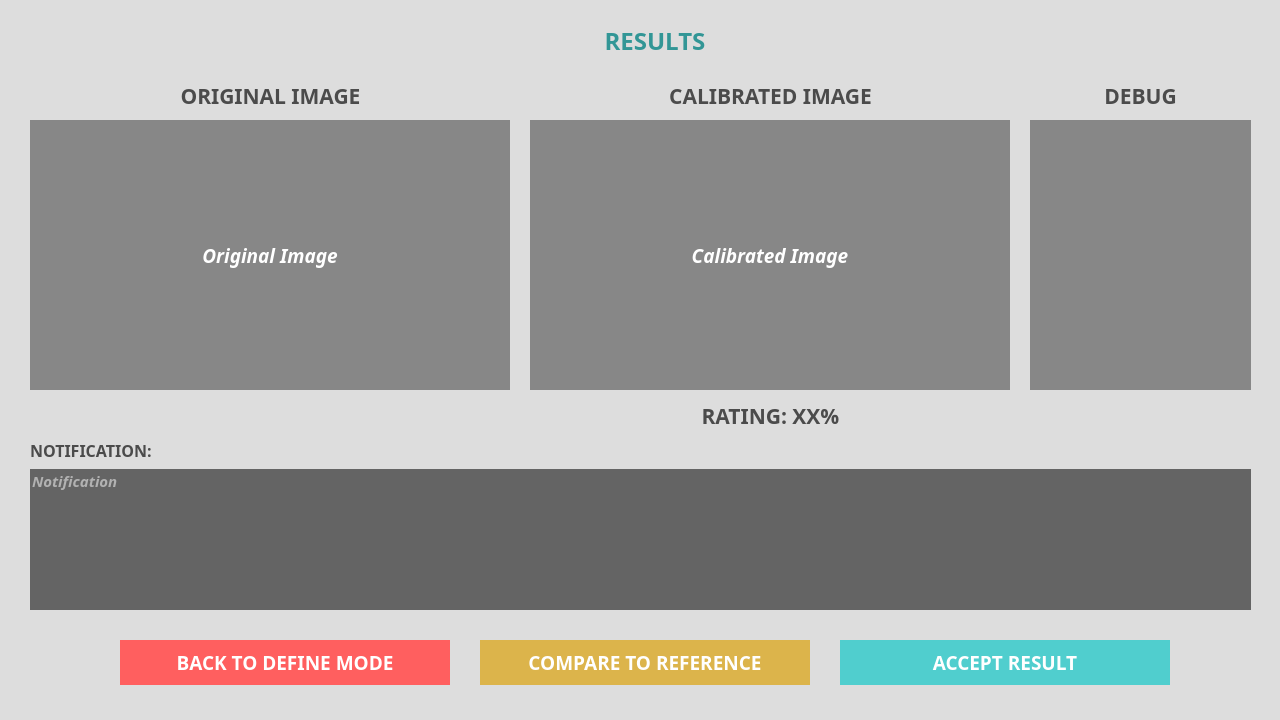
The window that gui_files/results-show.ui (ducpham2476/image_calibration) describes before a commit, drawn with Qt 5.
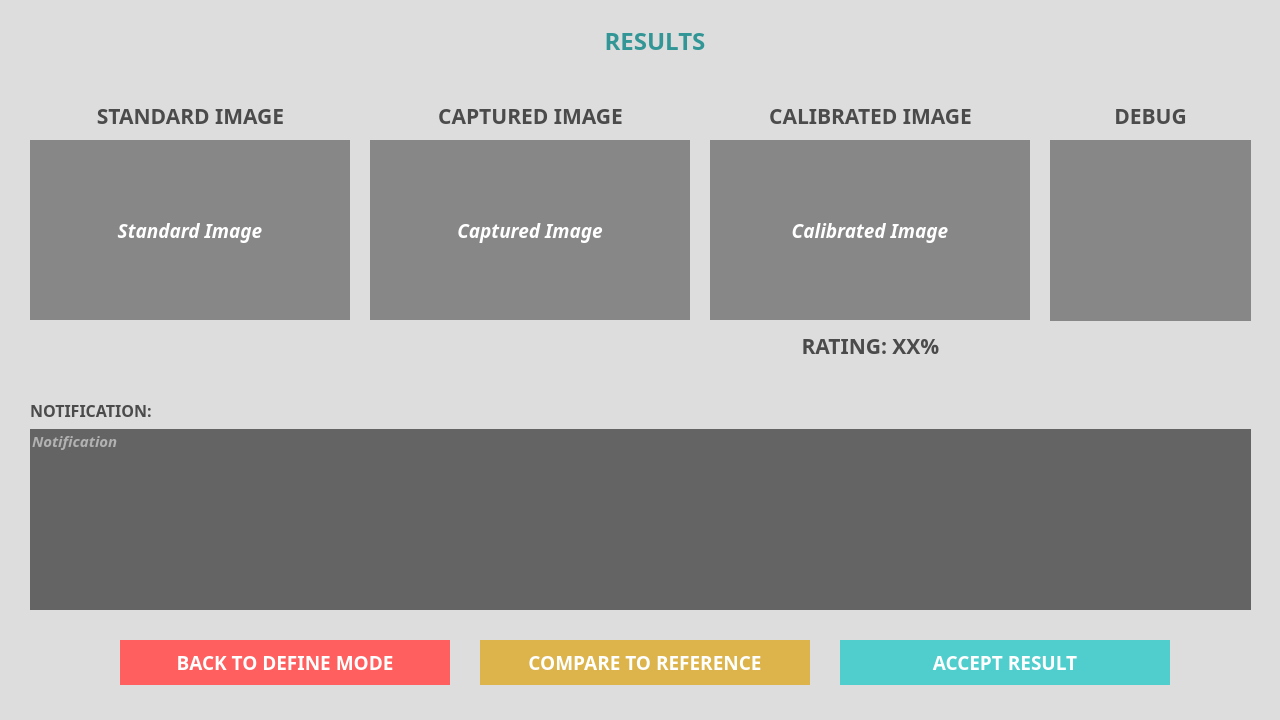
The same window after the commit.

The edit to the form file:
```diff
--- a/gui_files/results-show.ui
+++ b/gui_files/results-show.ui
@@ -705,13 +705,13 @@
      <string>COMPARE TO REFERENCE</string>
     </property>
    </widget>
-   <widget class="QLabel" name="original_image_disp">
+   <widget class="QLabel" name="standard_image_disp">
     <property name="geometry">
      <rect>
       <x>30</x>
-      <y>120</y>
-      <width>480</width>
-      <height>270</height>
+      <y>140</y>
+      <width>320</width>
+      <height>180</height>
      </rect>
     </property>
     <property name="minimumSize">
@@ -743,7 +743,7 @@
 color:rgb(255, 255, 255);</string>
     </property>
     <property name="text">
-     <string>Original Image</string>
+     <string>Standard Image</string>
     </property>
     <property name="scaledContents">
      <bool>true</bool>
@@ -755,10 +755,10 @@
    <widget class="QLabel" name="calib_image_disp">
     <property name="geometry">
      <rect>
-      <x>530</x>
-      <y>120</y>
-      <width>480</width>
-      <height>270</height>
+      <x>710</x>
+      <y>140</y>
+      <width>320</width>
+      <height>180</height>
      </rect>
     </property>
     <property name="minimumSize">
@@ -802,10 +802,10 @@
    <widget class="QListWidget" name="debug_list">
     <property name="geometry">
      <rect>
-      <x>1030</x>
-      <y>120</y>
-      <width>221</width>
-      <height>270</height>
+      <x>1050</x>
+      <y>140</y>
+      <width>201</width>
+      <height>181</height>
      </rect>
     </property>
     <property name="maximumSize">
@@ -823,8 +823,8 @@
     <property name="geometry">
      <rect>
       <x>30</x>
-      <y>80</y>
-      <width>481</width>
+      <y>100</y>
+      <width>321</width>
       <height>31</height>
      </rect>
     </property>
@@ -841,7 +841,7 @@
      <string notr="true">color: rgb(75, 75, 75);</string>
     </property>
     <property name="text">
-     <string>ORIGINAL IMAGE</string>
+     <string>STANDARD IMAGE</string>
     </property>
     <property name="alignment">
      <set>Qt::AlignCenter</set>
@@ -850,9 +850,9 @@
    <widget class="QLabel" name="calib_image_label">
     <property name="geometry">
      <rect>
-      <x>530</x>
-      <y>80</y>
-      <width>481</width>
+      <x>710</x>
+      <y>100</y>
+      <width>321</width>
       <height>31</height>
      </rect>
     </property>
@@ -878,9 +878,9 @@
    <widget class="QLabel" name="debug_label">
     <property name="geometry">
      <rect>
-      <x>1030</x>
-      <y>80</y>
-      <width>221</width>
+      <x>1050</x>
+      <y>100</y>
+      <width>201</width>
       <height>31</height>
      </rect>
     </property>
@@ -906,9 +906,9 @@
    <widget class="QLabel" name="calib_rate_label">
     <property name="geometry">
      <rect>
-      <x>530</x>
-      <y>400</y>
-      <width>481</width>
+      <x>710</x>
+      <y>330</y>
+      <width>321</width>
       <height>31</height>
      </rect>
     </property>
@@ -935,9 +935,9 @@
     <property name="geometry">
      <rect>
       <x>30</x>
-      <y>469</y>
+      <y>429</y>
       <width>1221</width>
-      <height>141</height>
+      <height>181</height>
      </rect>
     </property>
     <property name="font">
@@ -982,7 +982,7 @@
     <property name="geometry">
      <rect>
       <x>30</x>
-      <y>440</y>
+      <y>400</y>
       <width>171</width>
       <height>21</height>
      </rect>
@@ -1031,6 +1031,81 @@
      <set>Qt::AlignCenter</set>
     </property>
    </widget>
+   <widget class="QLabel" name="original_image_disp">
+    <property name="geometry">
+     <rect>
+      <x>370</x>
+      <y>140</y>
+      <width>320</width>
+      <height>180</height>
+     </rect>
+    </property>
+    <property name="minimumSize">
+     <size>
+      <width>0</width>
+      <height>0</height>
+     </size>
+    </property>
+    <property name="maximumSize">
+     <size>
+      <width>16777215</width>
+      <height>16777215</height>
+     </size>
+    </property>
+    <property name="font">
+     <font>
+      <family>Montserrat</family>
+      <pointsize>14</pointsize>
+      <weight>75</weight>
+      <italic>true</italic>
+      <bold>true</bold>
+     </font>
+    </property>
+    <property name="cursor">
+     <cursorShape>CrossCursor</cursorShape>
+    </property>
+    <property name="styleSheet">
+     <string notr="true">background-color: rgb(135, 135, 135); 
+color:rgb(255, 255, 255);</string>
+    </property>
+    <property name="text">
+     <string>Captured Image</string>
+    </property>
+    <property name="scaledContents">
+     <bool>true</bool>
+    </property>
+    <property name="alignment">
+     <set>Qt::AlignCenter</set>
+    </property>
+   </widget>
+   <widget class="QLabel" name="original_image_label_2">
+    <property name="geometry">
+     <rect>
+      <x>370</x>
+      <y>100</y>
+      <width>321</width>
+      <height>31</height>
+     </rect>
+    </property>
+    <property name="font">
+     <font>
+      <family>Montserrat</family>
+      <pointsize>16</pointsize>
+      <weight>75</weight>
+      <italic>false</italic>
+      <bold>true</bold>
+     </font>
+    </property>
+    <property name="styleSheet">
+     <string notr="true">color: rgb(75, 75, 75);</string>
+    </property>
+    <property name="text">
+     <string>CAPTURED IMAGE</string>
+    </property>
+    <property name="alignment">
+     <set>Qt::AlignCenter</set>
+    </property>
+   </widget>
   </widget>
   <widget class="QMenuBar" name="menubar">
    <property name="geometry">
```
Left out of the diff: 2 changed lines with no effect on the pictures.
